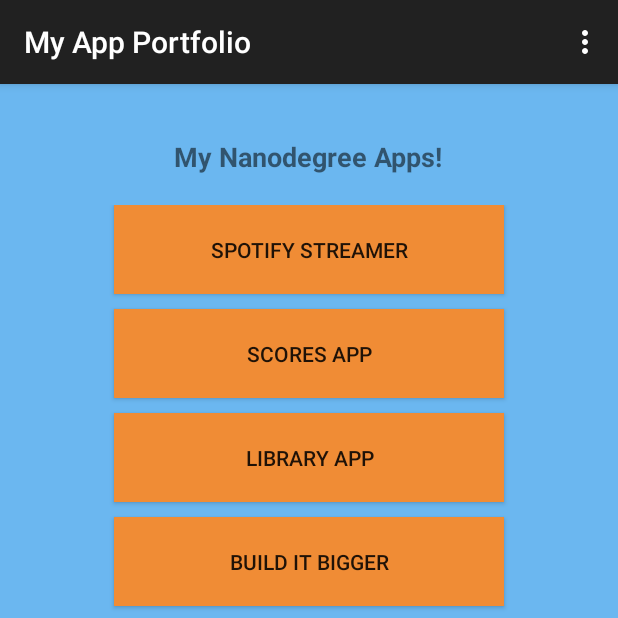
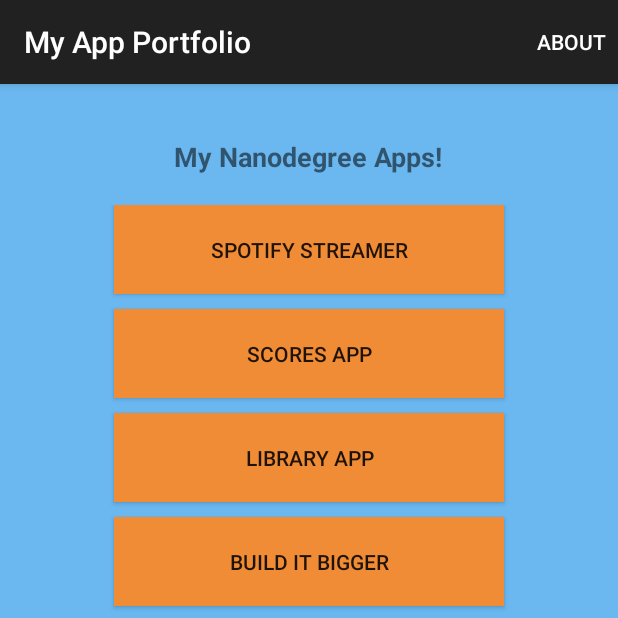
Before and after one commit to cchevalier/ADnd-P0-Portfolio, an Android app: the screen it shows after launch (MainActivity), on a phone screen of 412 x 824 dp, the top half of it. Run offline under Robolectric (Android 15) with nearby library versions, the phone set to English and light mode, and no system bars.

Commit message:
dummy test regarding about menu

```diff
--- a/app/src/main/res/menu/menu_main.xml
+++ b/app/src/main/res/menu/menu_main.xml
@@ -5,5 +5,5 @@
         android:id="@+id/action_about"
         android:title="@string/action_about"
         android:orderInCategory="100"
-        app:showAsAction="never" />
+        app:showAsAction="ifRoom" />
 </menu>
```
